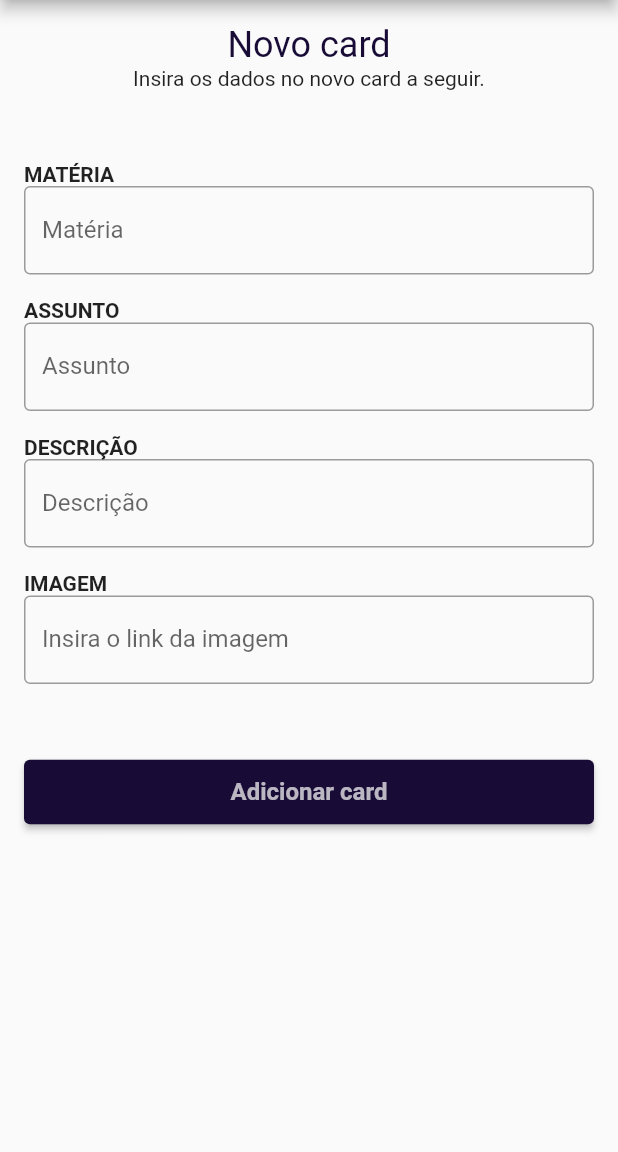
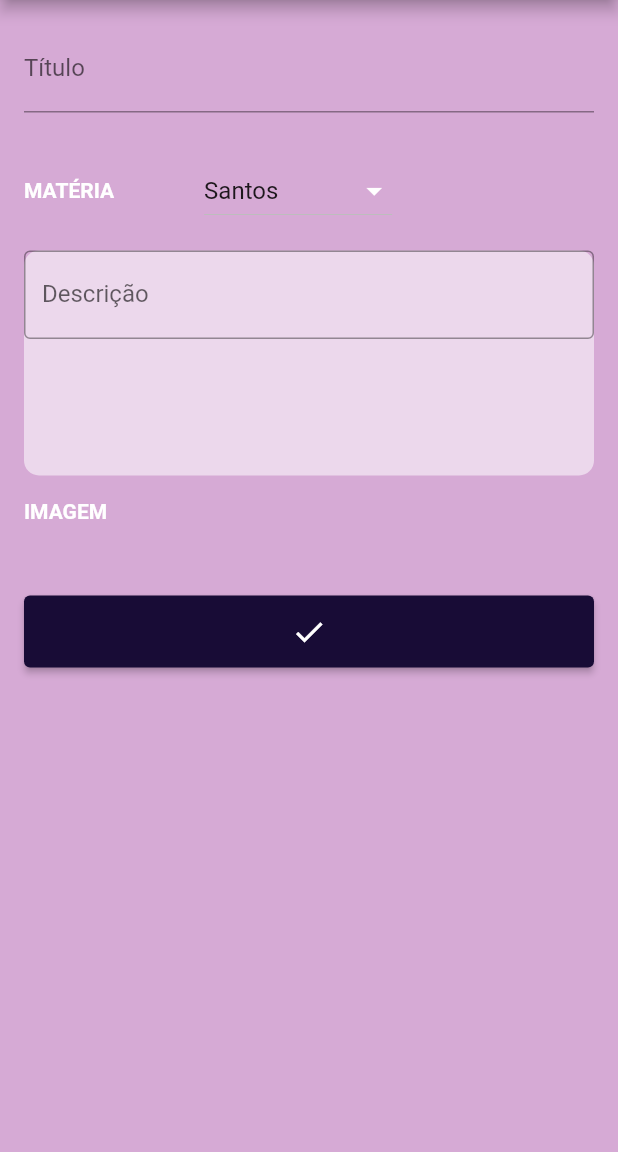
Before and after one commit to Jul10c3s4/pmovel, a Flutter app: the NewCard screen opened directly, on a phone screen of 412 x 824 dp, the part 84-1236 px from its top. Run offline on Flutter 3.47's test engine with Material 2 defaults, Android fonts, the phone set to English and light mode, and no system bars; network calls fail.

Commit message:
atualização de ver_meu_card e new_card, e outras adaptações

```diff
--- a/lib/pages/destaque_page.dart
+++ b/lib/pages/destaque_page.dart
@@ -4,7 +4,6 @@ import 'package:app/pages/new_card.dart';
 import 'package:app/pages/jogos_page.dart';
 import 'package:app/widgets/cartao_resumo_card.dart';
 import 'package:app/widgets/ultimo_acesso_card.dart';
-import 'package:app/widgets/nav_drawer.dart';
 
 class DestaquePage extends StatefulWidget {
   const DestaquePage({Key? key}) : super(key: key);
--- a/lib/pages/explore_page.dart
+++ b/lib/pages/explore_page.dart
@@ -1,7 +1,6 @@
 import 'package:flutter/material.dart';
-import 'package:app/widgets/nav_drawer.dart';
 import 'package:app/domain/cartao_resumo.dart';
-import 'package:app/widgets/cartao_resumo_card.dart';
+//import 'package:app/widgets/cartao_resumo_card.dart';
 import 'package:app/widgets/ultimo_acesso_card.dart';
 
 class ExplorePage extends StatefulWidget {
--- a/lib/pages/home_page.dart
+++ b/lib/pages/home_page.dart
@@ -20,7 +20,7 @@ class _HomePageState extends State<HomePage> {
   @override
   Widget build(BuildContext context) {
     return Scaffold(
-      drawer: NavDrawer(),
+      drawer: const NavDrawer(),
       appBar: AppBar(
         backgroundColor: const Color(0xff180c36),
         title: const Text('MEMSTUDY'),
--- a/lib/pages/new_card.dart
+++ b/lib/pages/new_card.dart
@@ -9,6 +9,10 @@ class NewCard extends StatefulWidget {
 class _NewCardState extends State<NewCard> {
   final _formKey = GlobalKey<FormState>();
 
+  String nomeMateria = "";
+  var _materias = ['Santos', 'Porto Alegre', 'Campinas', 'Rio de Janeiro'];
+  var _itemSelecionado = 'Santos';
+
   @override
   Widget build(BuildContext context) {
     return SafeArea(
@@ -17,115 +21,106 @@ class _NewCardState extends State<NewCard> {
           backgroundColor: const Color(0xff180c36),
           title: const Text('MEMSTUDY'),
         ),
+        backgroundColor: const Color(0xFFD6AAD5),
         body: Padding(
           padding: const EdgeInsets.all(16),
-          child: Form(
-            key: _formKey,
           child: Column(
             crossAxisAlignment: CrossAxisAlignment.stretch,
             children: [
-                Center(
-                  child: Column(
-                    children: const [
-                      Text(
-                        'Novo card',
-                        style: TextStyle(
-                          color: Color(0xff180c36),
-                          fontSize: 24,
-                          fontWeight: FontWeight.w400,
+              TextFormField(
+                decoration: const InputDecoration(
+                  labelText: 'Título',
+                  border: UnderlineInputBorder(),
+                  fillColor: Colors.white,
+                  hoverColor: Colors.white,
                 ),
               ),
-                      Text('Insira os dados no novo card a seguir.'),
+              const SizedBox(height: 28),
+              Row(
+                children: <Widget>[
+                  const Text(
+                    'MATÉRIA',
+                    style: TextStyle(
+                        fontWeight: FontWeight.w600, color: Colors.white),
+                  ),
+                  const SizedBox(width: 60),
+
+                  /*Text("Selecione a cidade"),
+
+                      TextField(
+                        decoration: const InputDecoration(labelText: 'Matéria'),
+                        onSubmitted: (String userInput) {
+                          setState(() {
+                            debugPrint('chamei setState');
+                            nomeMateria = userInput;
+                          });
+                        },
+                      ),*/
+                  DropdownButton<String>(
+                      iconEnabledColor: Colors.white,
+                      focusColor: Colors.white30,
+                      items: _materias.map((String dropDownStringItem) {
+                        return DropdownMenuItem<String>(
+                          value: dropDownStringItem,
+                          child: Text(dropDownStringItem),
+                        );
+                      }).toList(),
+                      onChanged: (String? novoItemSelecionado) {
+                        dropDownItemSelected(novoItemSelecionado!);
+                        setState(() {
+                          _itemSelecionado = novoItemSelecionado;
+                        });
+                      },
+                      value: _itemSelecionado),
                 ],
               ),
-                ),
-                const SizedBox(height: 48),
-                const Text(
-                  'MATÉRIA',
-                  style: TextStyle(fontWeight: FontWeight.w600),
-                ),
-                TextFormField(
-                  /*
-                  controller: userController,
-                  validator: (value) {
-                    if (value == null || value.isEmpty) {
-                      return 'Campo e-mail obrigatório';
-                    }
-
-                    return null;
-                  },*/
-                  decoration: const InputDecoration(
-                    border: OutlineInputBorder(),
-                    labelText: 'Matéria',
-                  ),
-                ),
               const SizedBox(height: 16),
-                const Text(
-                  'ASSUNTO',
-                  style: TextStyle(fontWeight: FontWeight.w600),
-                ),
-                TextFormField(
-                  /*  controller: ,
-                  obscureText: true,*/
-                  decoration: const InputDecoration(
-                    border: OutlineInputBorder(),
-                    labelText: 'Assunto',
-                  ),
-                  /* validator: (value) {
-                    if (value == null || value.isEmpty) {
-                      return 'Campo senha obrigatório';
-                    } else if (value.length < 6) {
-                      return 'Campo senha deve conter no mínimo 6 digitos';
-                    }
-
-                    return null;
-                  },*/
-                ),
-                const SizedBox(height: 16),
-                const Text(
+              /*const Text(
                   'DESCRIÇÃO',
                   style: TextStyle(fontWeight: FontWeight.w600),
-                ),
-                TextFormField(
+                ),*/
+              Container(
+                decoration: BoxDecoration(
+                    color: Colors.white54,
+                    borderRadius: BorderRadius.circular(10)),
+                height: 150,
+                child: TextFormField(
                   decoration: const InputDecoration(
                     border: OutlineInputBorder(),
                     labelText: 'Descrição',
                   ),
                 ),
+              ),
+
               const SizedBox(height: 16),
               const Text(
                 'IMAGEM',
-                  style: TextStyle(fontWeight: FontWeight.w600),
+                style:
+                    TextStyle(fontWeight: FontWeight.w600, color: Colors.white),
               ),
-                TextFormField(
-                  decoration: const InputDecoration(
-                    border: OutlineInputBorder(),
-                    labelText: 'Insira o link da imagem',
-                  ),
-                ),
+              //inputar link externo
               const SizedBox(height: 48),
               ElevatedButton(
+                //definir o tamanho
                 style: ElevatedButton.styleFrom(
                   primary: const Color(0xff180c36),
                 ),
                 onPressed: () {} /*onPressed*/,
                 child: const Padding(
                   padding: EdgeInsets.symmetric(vertical: 12.0),
-                    child: Text(
-                      'Adicionar card',
-                      style: TextStyle(
-                        color: Colors.white70,
-                        fontSize: 16,
-                        fontWeight: FontWeight.bold,
-                      ),
-                    ),
+                  child: Icon(Icons.check),
                 ),
               ),
             ],
           ),
         ),
       ),
-      ),
     );
   }
+
+  dropDownItemSelected(String novoItem) {
+    setState(() {
+      _itemSelecionado = novoItem;
+    });
   }
+}
--- a/lib/pages/ver_meu_card.dart
+++ b/lib/pages/ver_meu_card.dart
@@ -31,6 +31,8 @@ class _VerMeuCardState extends State<VerMeuCard> {
                 child: Column(
                   crossAxisAlignment: CrossAxisAlignment.stretch,
                   children: [
+                    Row(
+                      children: [
                         Text(
                           widget.cartaoResumo.titulo,
                           style: const TextStyle(
@@ -39,12 +41,32 @@ class _VerMeuCardState extends State<VerMeuCard> {
                             fontWeight: FontWeight.bold,
                           ),
                         ),
+                        const Icon(Icons.bookmark_outline),
+                        const Icon(Icons.edit),
+                      ],
+                    ),
+                    /*Text(
+                      widget.cartaoResumo.materia,
+                      style: const TextStyle(
+                        color: Colors.black,
+                        fontSize: 14,
+                        fontWeight: FontWeight.bold,
+                      ),
+                    ),*/
                     const SizedBox(width: 12),
-                    Text(
+                    Container(
+                      margin: const EdgeInsets.only(left: 30, right: 30),
+                      padding: const EdgeInsets.all(20),
+                      decoration: BoxDecoration(
+                        color: const Color(0xFF6C2C81),
+                        borderRadius: BorderRadius.circular(10),
+                      ),
+                      child: Text(
                         widget.cartaoResumo.descricao,
                         style: const TextStyle(
-                        color: Colors.black,
+                          color: Color(0xFFAF66F9),
                           fontSize: 16,
+                        ),
                       ),
                     ),
                     const SizedBox(width: 24),
--- a/lib/widgets/nav_drawer.dart
+++ b/lib/widgets/nav_drawer.dart
@@ -4,7 +4,15 @@ import 'package:app/pages/jogos_page.dart';
 import 'package:app/pages/meu_card.dart';
 import 'package:app/pages/materias_card.dart';
 
-class NavDrawer extends StatelessWidget {
+class NavDrawer extends StatefulWidget {
+  const NavDrawer({Key? key}) : super(key: key);
+
+  @override
+  State<NavDrawer> createState() => _NavDrawerState();
+}
+
+// BD.cardatabase
+class _NavDrawerState extends State<NavDrawer> {
   @override
   Widget build(BuildContext context) {
     return Drawer(
@@ -20,7 +28,8 @@ class NavDrawer extends StatelessWidget {
               color: Color(0xff180c36),
               image: DecorationImage(
                 fit: BoxFit.fill,
-                image: NetworkImage('https://cdn.pixabay.com/photo/2016/11/01/08/16/brain-1787622_1280.jpg'),
+                image: NetworkImage(
+                    'https://cdn.pixabay.com/photo/2016/11/01/08/16/brain-1787622_1280.jpg'),
               ),
             ),
           ),
@@ -37,9 +46,7 @@ class NavDrawer extends StatelessWidget {
           ListTile(
             leading: const Icon(Icons.person_outlined),
             title: const Text('Perfil'),
-            onTap: () => {
-              Navigator.of(context).pop()
-            },
+            onTap: () => {Navigator.of(context).pop()},
           ),
           ListTile(
             leading: const Icon(Icons.favorite),
@@ -74,16 +81,12 @@ class NavDrawer extends StatelessWidget {
           ListTile(
             leading: const Icon(Icons.settings),
             title: const Text('Settings'),
-            onTap: () => {
-              Navigator.of(context).pop()
-            },
+            onTap: () => {Navigator.of(context).pop()},
           ),
           ListTile(
             leading: const Icon(Icons.exit_to_app),
             title: const Text('Logout'),
-            onTap: () => {
-              Navigator.of(context).pop()
-            },
+            onTap: () => {Navigator.of(context).pop()},
           ),
         ],
       ),
```
Also changed, not shown: lib/pages/jogo_memoria.dart (+11 -3 lines), lib/pages/jogos_page.dart (+6 -4 lines). Lines whose indentation alone changed are shown as unchanged.
